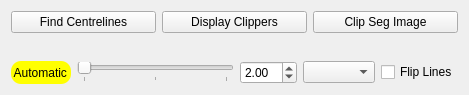
Before: the Qt Designer form Version2.0/Plugins/kcl.cemrgapp.scar/src/internal/AtrialScarClipperViewControls.ui in OpenHeartDevelopers/CemrgApp, drawn with Qt 5.
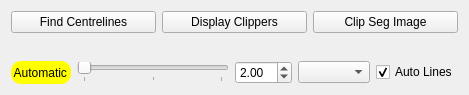
After: the same form once the commit is applied. Custom widgets are drawn as their Qt base class.

Commit message: Centrelines Flips Fix

```diff
--- a/Version2.0/Plugins/kcl.cemrgapp.scar/src/internal/AtrialScarClipperViewControls.ui
+++ b/Version2.0/Plugins/kcl.cemrgapp.scar/src/internal/AtrialScarClipperViewControls.ui
@@ -99,7 +99,10 @@
      <item>
       <widget class="QCheckBox" name="checkBox">
        <property name="text">
-        <string>Flip Lines</string>
+        <string>Auto Lines</string>
+       </property>
+       <property name="checked">
+        <bool>true</bool>
        </property>
       </widget>
      </item>
```
The commit also changes 6 other files.
